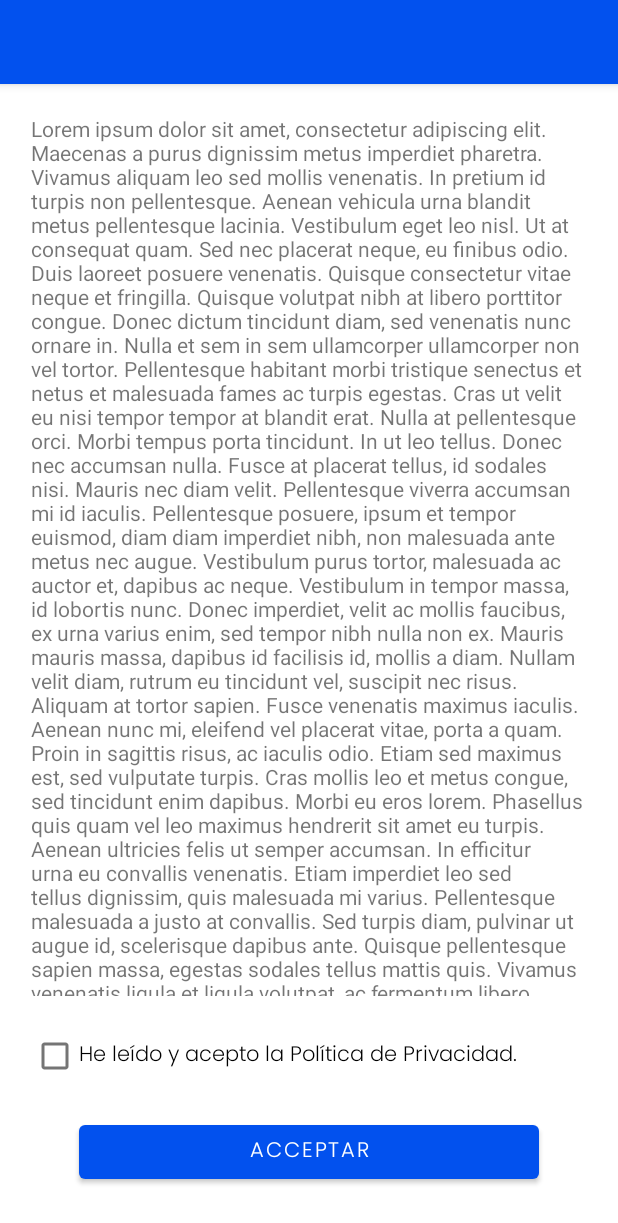
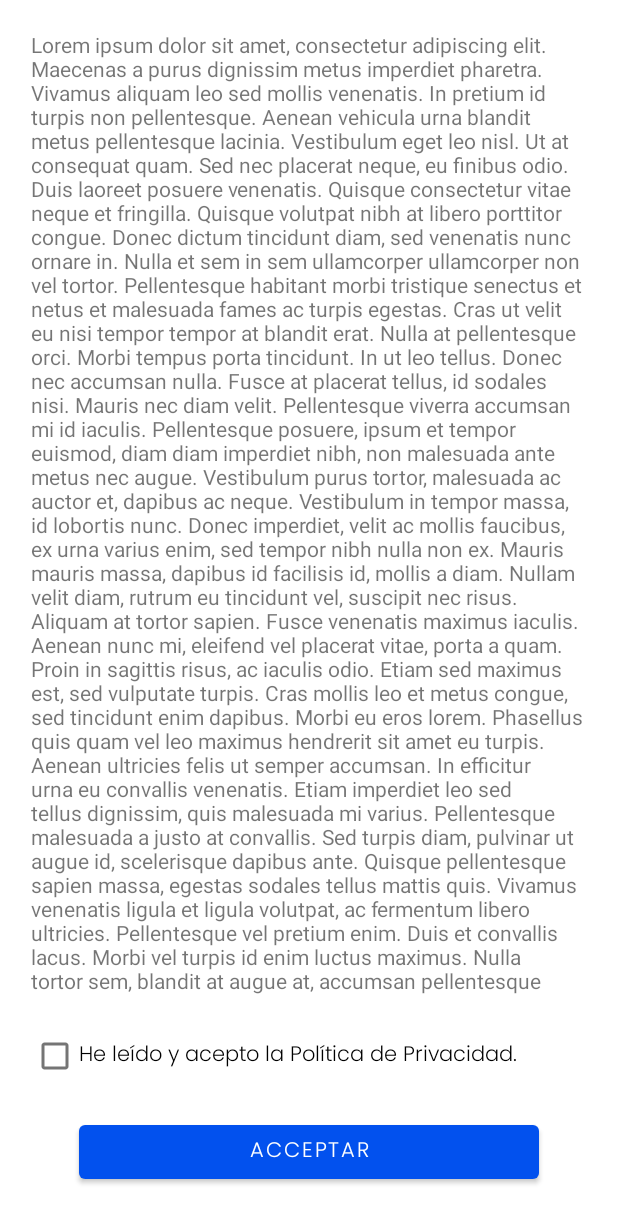
Before and after one commit to zurdo93/ProjecteFinal, an Android app: the screen it shows after launch (PoliticaActivity), on a phone screen of 412 x 824 dp. Shown: the top 1223 px of the screen. Run offline under Robolectric (Android 15) with nearby library versions, the phone set to English and light mode, and no system bars; 1 statement that could not run was skipped.

Commit message:
Toolbar i Map
Hem implementat la toolbar per tal de que es mostri a totes les pantalles.
Hem implementat el mapa i que agafi la localització del dispositiu.

```diff
--- a/RestaSearch/app/build.gradle
+++ b/RestaSearch/app/build.gradle
@@ -33,6 +33,7 @@ dependencies {
     implementation 'androidx.appcompat:appcompat:1.2.0'
     implementation 'com.google.android.material:material:1.3.0'
     implementation 'androidx.constraintlayout:constraintlayout:2.0.4'
+    implementation 'com.google.android.gms:play-services-maps:17.0.0'
     testImplementation 'junit:junit:4.+'
     androidTestImplementation 'androidx.test.ext:junit:1.1.2'
     androidTestImplementation 'androidx.test.espresso:espresso-core:3.3.0'
--- a/RestaSearch/app/src/main/java/com/cursfundacionesplai/restasearch/MainActivity.java
+++ b/RestaSearch/app/src/main/java/com/cursfundacionesplai/restasearch/MainActivity.java
@@ -4,61 +4,97 @@ import androidx.annotation.NonNull;
 import androidx.appcompat.app.ActionBarDrawerToggle;
 import androidx.appcompat.app.AppCompatActivity;
 import androidx.appcompat.widget.Toolbar;
+import androidx.constraintlayout.widget.ConstraintLayout;
+import androidx.core.app.ActivityCompat;
 import androidx.core.view.GravityCompat;
 import androidx.drawerlayout.widget.DrawerLayout;
 
+import android.Manifest;
 import android.content.Context;
 import android.content.Intent;
 import android.content.SharedPreferences;
+import android.content.pm.PackageManager;
+import android.location.Location;
+import android.location.LocationListener;
+import android.location.LocationManager;
 import android.os.Bundle;
 import android.view.MenuItem;
+import android.widget.LinearLayout;
 
+import com.google.android.gms.maps.model.LatLng;
 import com.google.android.material.internal.NavigationMenuItemView;
 import com.google.android.material.internal.NavigationMenuView;
 import com.google.android.material.navigation.NavigationView;
 
-public class MainActivity extends AppCompatActivity {
+public class MainActivity extends AppCompatActivity implements LocationListener {
 
+    private static String PROVIDER = LocationManager.NETWORK_PROVIDER;
 
     SharedPreferences prefs;
-    DrawerLayout drawerLayout;
-    NavigationView navigationView;
+    ToolbarEx toolbarEx;
+
+    MapsFragment mapsFragment;
+    LocationManager locationManager;
 
     @Override
     protected void onCreate(Bundle savedInstanceState) {
         super.onCreate(savedInstanceState);
         setContentView(R.layout.activity_main);
 
+        setTitle(R.string.menu_inici);
+
         prefs = getSharedPreferences("prefs", Context.MODE_PRIVATE);
-
         boolean acceptedPolicy = prefs.getBoolean("key_shared_prefs_policy", false);
-
         if (!acceptedPolicy) {
             startActivity(new Intent(this, PoliticaActivity.class));
         }
 
-        //Amb això creem una variable toolbar i la vinculem amb la que tenim a la vista
-        Toolbar toolbar = this.findViewById(R.id.toolbar);
-        setSupportActionBar((Toolbar) this.findViewById(R.id.toolbar));
+        //Inicialitzem la classe que s'encarregarà de controlar la toolbar
+        toolbarEx = new ToolbarEx(this,
+                this.findViewById(R.id.toolbar),
+                this.findViewById(R.id.drawer_layout),
+                this.findViewById(R.id.navigation_view));
 
-        //Vinculem el drawerLayout amb el de la vista i li afegim la toolbar
-        drawerLayout = this.findViewById(R.id.drawer_layout);
-        ActionBarDrawerToggle toggle = new ActionBarDrawerToggle(this,drawerLayout,toolbar,
-                R.string.navigation_drawer_open,R.string.navigation_drawer_close);
-        drawerLayout.addDrawerListener(toggle);
-        toggle.syncState();
-
-        navigationView = this.findViewById(R.id.navigation_view);
-        navigationView.setNavigationItemSelectedListener(new NavigationView.OnNavigationItemSelectedListener() {
+        toolbarEx.getNavigationView().setNavigationItemSelectedListener(new NavigationView.OnNavigationItemSelectedListener() {
             @Override
             public boolean onNavigationItemSelected(@NonNull MenuItem item) {
-                return MainActivity.this.onNavigationItemSelected(item);
+                return toolbarEx.onNavigationItemSelected(item);
             }
         });
 
-        MenuItem menuItem = navigationView.getMenu().getItem(0);
-        onNavigationItemSelected(menuItem);
-        menuItem.setChecked(true);
+        mapsFragment = new MapsFragment();
+        getSupportFragmentManager().beginTransaction().replace(R.id.lin_map, mapsFragment).commit();
+
+        locationManager = (LocationManager) getSystemService(Context.LOCATION_SERVICE);
+    }
+
+    @Override
+    protected void onResume() {
+        super.onResume();
+
+        if (ActivityCompat.checkSelfPermission(this, Manifest.permission.ACCESS_FINE_LOCATION) != PackageManager.PERMISSION_GRANTED &&
+                ActivityCompat.checkSelfPermission(this, Manifest.permission.ACCESS_COARSE_LOCATION) != PackageManager.PERMISSION_GRANTED) {
+
+            ActivityCompat.requestPermissions(MainActivity.this,new String[]{Manifest.permission.ACCESS_FINE_LOCATION},1);
+        }
+        else{
+            locationManager.requestLocationUpdates(PROVIDER, 0, 0, this);
+        }
+    }
+
+    @Override
+    public void onRequestPermissionsResult(int requestCode, @NonNull String[] permissions, @NonNull int[] grantResults) {
+        super.onRequestPermissionsResult(requestCode, permissions, grantResults);
+
+        switch (requestCode){
+            case 1:
+                if(grantResults.length > 0 && grantResults[0] == PackageManager.PERMISSION_GRANTED){
+                    if (ActivityCompat.checkSelfPermission(this, Manifest.permission.ACCESS_FINE_LOCATION) == PackageManager.PERMISSION_GRANTED) {
+                        locationManager.requestLocationUpdates(PROVIDER, 0, 0, this);
+                    }
+                }
+                break;
+        }
     }
 
     @Override
@@ -66,40 +102,34 @@ public class MainActivity extends AppCompatActivity {
         /*Aquest metode serveix per si tenim el menú desplegat i li donem al boto de tornar enradera,
           ens tanqui el menú i no ens torni a la pantalla anterior
          */
-        if (drawerLayout.isDrawerOpen(GravityCompat.START)) {
-            drawerLayout.closeDrawer(GravityCompat.START);
+        if (toolbarEx.getDrawerLayout().isDrawerOpen(GravityCompat.START)) {
+            toolbarEx.getDrawerLayout().closeDrawer(GravityCompat.START);
         } else {
             super.onBackPressed();
         }
     }
 
-    public boolean onNavigationItemSelected(@NonNull MenuItem item) {
-        int titol;
-        switch (item.getItemId()){
-            case R.id.nav_inici:
-                titol = R.string.menu_inici;
-                break;
-            case R.id.nav_preferits:
-                titol = R.string.menu_preferits;
-                break;
-            case R.id.nav_historial:
-                titol = R.string.menu_historial;
-                break;
-            case R.id.nav_idioma:
-                titol = R.string.menu_idioma;
-                break;
-            case R.id.nav_privacitat_us:
-                titol = R.string.menu_privacitat_us;
-                Intent intent = new Intent(MainActivity.this,PoliticaActivity.class);
-                intent.putExtra("titol",getResources().getString(R.string.menu_privacitat_us));
-                startActivity(intent);
-                break;
-            default:
-                throw new IllegalArgumentException("Aquesta opció encara no està implementada");
-        }
+    @Override
+    public void onLocationChanged(@NonNull Location location) {
+        double lat = location.getLatitude();
+        double lng = location.getLongitude();
 
-        setTitle(titol);
-        drawerLayout.closeDrawer(GravityCompat.START);
-        return true;
+        mapsFragment.loadPossition("Jo", new LatLng(lat, lng));
+        mapsFragment.possitionCamera(new LatLng(lat, lng));
+    }
+
+    @Override
+    public void onStatusChanged(String provider, int status, Bundle extras) {
+
+    }
+
+    @Override
+    public void onProviderEnabled(@NonNull String provider) {
+
+    }
+
+    @Override
+    public void onProviderDisabled(@NonNull String provider) {
+
     }
 }
--- /dev/null
+++ b/RestaSearch/app/src/main/java/com/cursfundacionesplai/restasearch/MapsFragment.java
@@ -0,0 +1,71 @@
+package com.cursfundacionesplai.restasearch;
+
+import androidx.annotation.NonNull;
+import androidx.annotation.Nullable;
+import androidx.fragment.app.Fragment;
+
+import android.os.Bundle;
+import android.view.LayoutInflater;
+import android.view.View;
+import android.view.ViewGroup;
+
+import com.google.android.gms.maps.CameraUpdateFactory;
+import com.google.android.gms.maps.GoogleMap;
+import com.google.android.gms.maps.OnMapReadyCallback;
+import com.google.android.gms.maps.SupportMapFragment;
+import com.google.android.gms.maps.model.LatLng;
+import com.google.android.gms.maps.model.MarkerOptions;
+
+public class MapsFragment extends Fragment {
+
+    GoogleMap mMap;
+
+    private OnMapReadyCallback callback = new OnMapReadyCallback() {
+
+        /**
+         * Manipulates the map once available.
+         * This callback is triggered when the map is ready to be used.
+         * This is where we can add markers or lines, add listeners or move the camera.
+         * In this case, we just add a marker near Sydney, Australia.
+         * If Google Play services is not installed on the device, the user will be prompted to
+         * install it inside the SupportMapFragment. This method will only be triggered once the
+         * user has installed Google Play services and returned to the app.
+         */
+        @Override
+        public void onMapReady(GoogleMap googleMap) {
+            mMap = googleMap;
+            /*
+            LatLng sydney = new LatLng(-34, 151);
+            googleMap.addMarker(new MarkerOptions().position(sydney).title("Marker in Sydney"));
+            googleMap.moveCamera(CameraUpdateFactory.newLatLng(sydney));
+            */
+        }
+    };
+
+    @Nullable
+    @Override
+    public View onCreateView(@NonNull LayoutInflater inflater,
+                             @Nullable ViewGroup container,
+                             @Nullable Bundle savedInstanceState) {
+        return inflater.inflate(R.layout.fragment_maps, container, false);
+    }
+
+    @Override
+    public void onViewCreated(@NonNull View view, @Nullable Bundle savedInstanceState) {
+        super.onViewCreated(view, savedInstanceState);
+        SupportMapFragment mapFragment =
+                (SupportMapFragment) getChildFragmentManager().findFragmentById(R.id.map);
+        if (mapFragment != null) {
+            mapFragment.getMapAsync(callback);
+        }
+    }
+
+    public void loadPossition(String title, LatLng possition){
+        mMap.clear();
+        mMap.addMarker(new MarkerOptions().position(possition).title(title));
+    }
+
+    public void possitionCamera(LatLng possition){
+        mMap.moveCamera(CameraUpdateFactory.newLatLngZoom(possition, 15));
+    }
+}
--- a/RestaSearch/app/src/main/java/com/cursfundacionesplai/restasearch/PoliticaActivity.java
+++ b/RestaSearch/app/src/main/java/com/cursfundacionesplai/restasearch/PoliticaActivity.java
@@ -1,14 +1,18 @@
 package com.cursfundacionesplai.restasearch;
 
+import androidx.annotation.NonNull;
 import androidx.appcompat.app.AppCompatActivity;
 
 import android.content.Context;
 import android.content.SharedPreferences;
 import android.os.Bundle;
+import android.view.MenuItem;
 import android.view.View;
 import android.widget.Button;
 import android.widget.CheckBox;
 import android.widget.TextView;
+
+import com.google.android.material.navigation.NavigationView;
 
 public class PoliticaActivity extends AppCompatActivity {
 
@@ -17,11 +21,15 @@ public class PoliticaActivity extends AppCompatActivity {
 
     CheckBox checkPolicy;
     Button btnAccept;
+    ToolbarEx toolbarEx;
 
     @Override
     protected void onCreate(Bundle savedInstanceState) {
         super.onCreate(savedInstanceState);
         setContentView(R.layout.activity_politica);
+
+        Bundle extras = getIntent().getExtras();
+        setTitle(extras.getString("titol"));
 
         prefs = getSharedPreferences("prefs", Context.MODE_PRIVATE);
         editor = prefs.edit();
@@ -29,16 +37,26 @@ public class PoliticaActivity extends AppCompatActivity {
         checkPolicy = this.findViewById(R.id.box_policy);
         btnAccept = this.findViewById(R.id.btn_accept);
 
-        /*
-        Todo: Si el valor que ens arriba del sharedpreferences es true, posem el botó i el checkbox amb
-        visibilitat gone.
-        També ho utilitzarem per mostrar o no la toolbar.
-         */
+        toolbarEx = new ToolbarEx(this,
+                this.findViewById(R.id.toolbar),
+                this.findViewById(R.id.drawer_layout),
+                this.findViewById(R.id.navigation_view));
+
+
 
         if(prefs.getBoolean("key_shared_prefs_policy",false)){
             btnAccept.setVisibility(View.GONE);
             checkPolicy.setVisibility(View.GONE);
+
+            toolbarEx.getNavigationView().setNavigationItemSelectedListener(new NavigationView.OnNavigationItemSelectedListener() {
+                @Override
+                public boolean onNavigationItemSelected(@NonNull MenuItem item) {
+                    return toolbarEx.onNavigationItemSelected(item);
                 }
+            });
+        }
+        else{
+            toolbarEx.getToolbar().setVisibility(View.GONE);
 
             btnAccept.setOnClickListener(new View.OnClickListener() {
                 @Override
@@ -53,4 +71,7 @@ public class PoliticaActivity extends AppCompatActivity {
                 }
             });
         }
+
+
     }
+}
--- /dev/null
+++ b/RestaSearch/app/src/main/java/com/cursfundacionesplai/restasearch/ToolbarEx.java
@@ -0,0 +1,104 @@
+package com.cursfundacionesplai.restasearch;
+
+import android.content.Context;
+import android.content.Intent;
+import android.view.MenuItem;
+
+import androidx.annotation.NonNull;
+import androidx.appcompat.app.ActionBarDrawerToggle;
+import androidx.appcompat.app.AppCompatActivity;
+import androidx.appcompat.widget.Toolbar;
+import androidx.core.view.GravityCompat;
+import androidx.drawerlayout.widget.DrawerLayout;
+
+import com.google.android.material.navigation.NavigationView;
+
+public class ToolbarEx {
+
+    private AppCompatActivity activity;
+    private Toolbar toolbar;
+    private DrawerLayout drawerLayout;
+    private NavigationView navigationView;
+
+    public ToolbarEx(AppCompatActivity activity, Toolbar toolbar, DrawerLayout drawerLayout, NavigationView navigationView) {
+        this.activity = activity;
+        this.toolbar = toolbar;
+        this.drawerLayout = drawerLayout;
+        this.navigationView = navigationView;
+        exec();
+    }
+
+    //region Propietats
+
+    public Toolbar getToolbar() {
+        return toolbar;
+    }
+
+    public void setToolbar(Toolbar toolbar) {
+        this.toolbar = toolbar;
+    }
+
+    public DrawerLayout getDrawerLayout() {
+        return drawerLayout;
+    }
+
+    public void setDrawerLayout(DrawerLayout drawerLayout) {
+        this.drawerLayout = drawerLayout;
+    }
+
+    public NavigationView getNavigationView() {
+        return navigationView;
+    }
+
+    public void setNavigationView(NavigationView navigationView) {
+        this.navigationView = navigationView;
+    }
+
+    //endregion
+
+    private void exec() {
+        activity.setSupportActionBar(toolbar);
+
+        ActionBarDrawerToggle toggle = new ActionBarDrawerToggle(activity,drawerLayout,toolbar,
+                R.string.navigation_drawer_open,R.string.navigation_drawer_close);
+        drawerLayout.addDrawerListener(toggle);
+        toggle.syncState();
+
+        /*MenuItem menuItem = navigationView.getMenu().getItem(0);
+        onNavigationItemSelected(menuItem);
+        menuItem.setChecked(true);*/
+    }
+
+    public boolean onNavigationItemSelected(@NonNull MenuItem item) {
+        Intent intent;
+        switch (item.getItemId()){
+            case R.id.nav_inici:
+                intent = new Intent(activity,MainActivity.class);
+                intent.putExtra("titol",activity.getResources().getString(R.string.menu_inici));
+                break;
+            case R.id.nav_preferits:
+                intent = new Intent(activity,PoliticaActivity.class);
+                intent.putExtra("titol",activity.getResources().getString(R.string.menu_preferits));
+                break;
+            case R.id.nav_historial:
+                intent = new Intent(activity,PoliticaActivity.class);
+                intent.putExtra("titol",activity.getResources().getString(R.string.menu_historial));
+                break;
+            case R.id.nav_idioma:
+                intent = new Intent(activity,PoliticaActivity.class);
+                intent.putExtra("titol",activity.getResources().getString(R.string.menu_idioma));
+                break;
+            case R.id.nav_privacitat_us:
+                intent = new Intent(activity,PoliticaActivity.class);
+                intent.putExtra("titol",activity.getResources().getString(R.string.menu_privacitat_us));
+
+                break;
+            default:
+                throw new IllegalArgumentException("Aquesta opció encara no està implementada");
+        }
+
+        activity.startActivity(intent);
+        drawerLayout.closeDrawer(GravityCompat.START);
+        return true;
+    }
+}
--- a/RestaSearch/app/src/main/res/layout/activity_politica.xml
+++ b/RestaSearch/app/src/main/res/layout/activity_politica.xml
@@ -1,10 +1,16 @@
 <?xml version="1.0" encoding="utf-8"?>
-<androidx.constraintlayout.widget.ConstraintLayout xmlns:android="http://schemas.android.com/apk/res/android"
+<androidx.drawerlayout.widget.DrawerLayout
+    xmlns:android="http://schemas.android.com/apk/res/android"
     xmlns:app="http://schemas.android.com/apk/res-auto"
     xmlns:tools="http://schemas.android.com/tools"
     android:layout_width="match_parent"
     android:layout_height="match_parent"
+    android:id="@+id/drawer_layout"
     tools:context=".PoliticaActivity">
+
+    <androidx.constraintlayout.widget.ConstraintLayout
+        android:layout_width="match_parent"
+        android:layout_height="match_parent">
 
         <include
             android:id="@+id/toolbar"
@@ -70,4 +76,11 @@
                     android:text="@string/label_policy" />
             </LinearLayout>
         </ScrollView>
+
     </androidx.constraintlayout.widget.ConstraintLayout>
+
+    <include
+        android:id="@+id/navigation_view"
+        layout="@layout/navigation_layout"/>
+
+</androidx.drawerlayout.widget.DrawerLayout>
--- a/RestaSearch/build.gradle
+++ b/RestaSearch/build.gradle
@@ -5,7 +5,7 @@ buildscript {
         mavenCentral()
     }
     dependencies {
-        classpath "com.android.tools.build:gradle:4.2.0"
+        classpath 'com.android.tools.build:gradle:4.2.1'
 
         // NOTE: Do not place your application dependencies here; they belong
         // in the individual module build.gradle files
```
Also changed, not shown: RestaSearch/app/src/debug/res/values/google_maps_api.xml (added, +24 -0 lines), RestaSearch/app/src/main/AndroidManifest.xml (+22 -3 lines), RestaSearch/app/src/main/res/layout/activity_main.xml (+13 -9 lines), RestaSearch/app/src/main/res/layout/fragment_maps.xml (added, +8 -0 lines), RestaSearch/app/src/main/res/layout/navigation_layout.xml (added, +11 -0 lines), 1 other file. Lines whose indentation alone changed are shown as unchanged.
